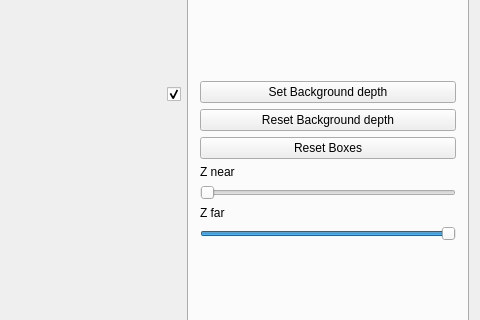
Before: the Qt Designer form mainwindow.ui in yquemener/Natural-Navigator, drawn with Qt 5; both pictures show x 622 to 1102 and y 269 to 589 of the 1102 by 727 pixel window.
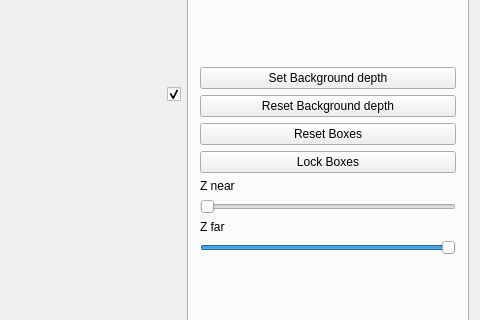
After: the same form once the commit is applied.

Commit message: Added a lock button

Diff of the .ui file:
```diff
--- a/mainwindow.ui
+++ b/mainwindow.ui
@@ -388,6 +388,16 @@
           </property>
          </widget>
         </item>
+        <item>
+         <widget class="QPushButton" name="but_lock_boxes">
+          <property name="text">
+           <string>Lock Boxes</string>
+          </property>
+          <property name="checkable">
+           <bool>true</bool>
+          </property>
+         </widget>
+        </item>
         <item>
          <widget class="QLabel" name="lbl_z_near">
           <property name="text">
```
The commit also changes 3 other files.
